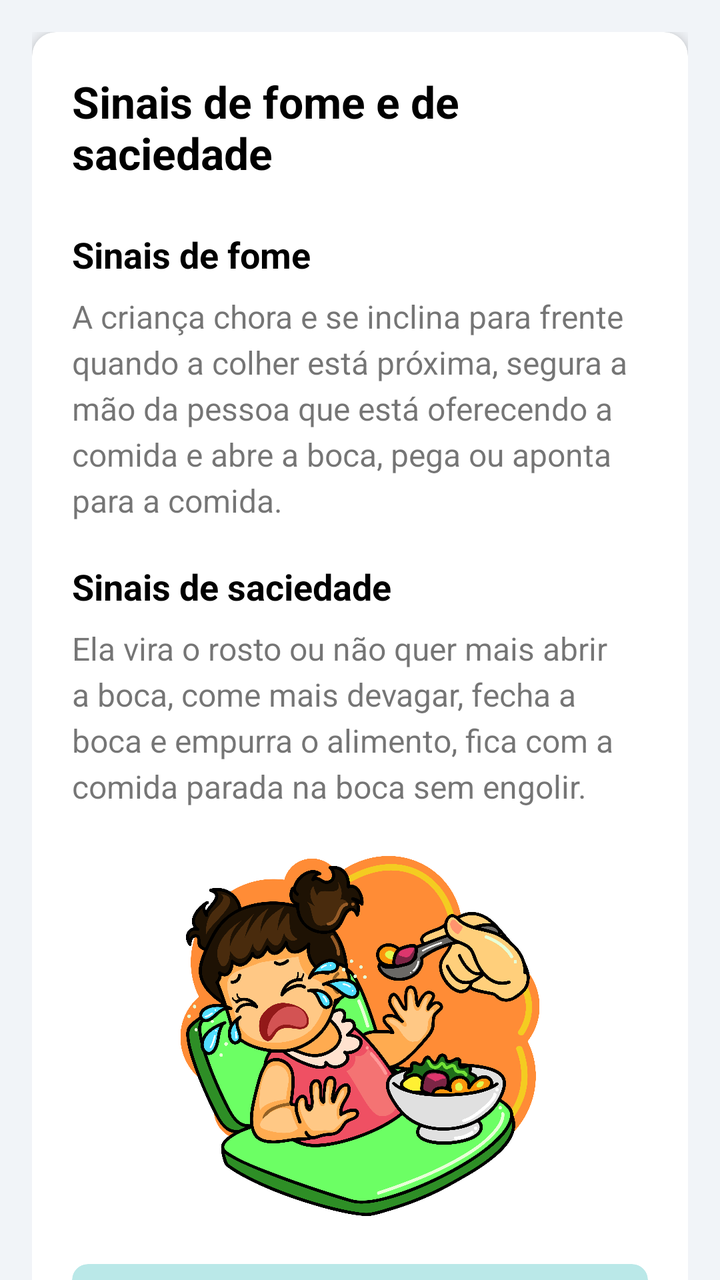
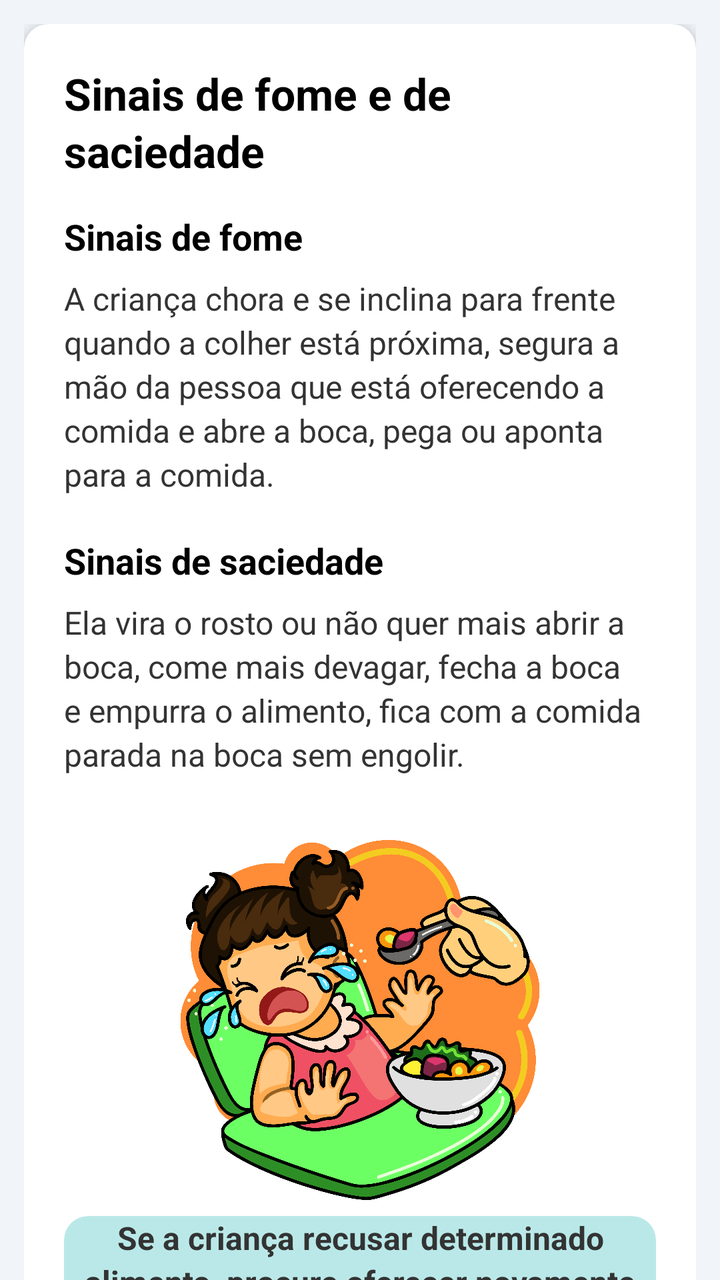

Compare the two renders of this Android layout. The source of the first and the diff that turns it into the second are given below.
<!-- AndroidManifest.xml: application theme Theme.NutrirAGente -->
<!-- res/layout/screen_sinais.xml -->
<?xml version="1.0" encoding="utf-8"?>
<androidx.coordinatorlayout.widget.CoordinatorLayout
    xmlns:android="http://schemas.android.com/apk/res/android"
    xmlns:app="http://schemas.android.com/apk/res-auto"
    xmlns:tools="http://schemas.android.com/tools"
    android:layout_width="match_parent"
    android:layout_height="match_parent"
    android:background="@color/gray">





    <androidx.core.widget.NestedScrollView
        android:layout_width="match_parent"
        android:layout_height="match_parent"
        app:layout_behavior="@string/appbar_scrolling_view_behavior">

        <LinearLayout
            android:layout_width="match_parent"
            android:layout_height="wrap_content"
            android:orientation="vertical"
            android:padding="16dp">

            <androidx.cardview.widget.CardView
                android:layout_width="match_parent"
                android:layout_height="wrap_content"
                android:layout_marginBottom="16dp"
                app:cardCornerRadius="12dp"
                app:cardElevation="4dp">

                <LinearLayout
                    android:layout_width="match_parent"
                    android:layout_height="wrap_content"
                    android:orientation="vertical"
                    android:padding="20dp">

                    <TextView
                        android:layout_width="wrap_content"
                        android:layout_height="wrap_content"
                        android:layout_marginBottom="24dp"
                        android:text="@string/fome_e_saciedade"
                        android:textColor="@android:color/black"
                        android:textSize="22sp"
                        android:textStyle="bold" />

                    <TextView
                        android:layout_width="wrap_content"
                        android:layout_height="wrap_content"
                        android:layout_marginBottom="8dp"
                        android:text="@string/sinais_de_fome"
                        android:textColor="@android:color/black"
                        android:textSize="18sp"
                        android:textStyle="bold" />

                    <TextView
                        android:layout_width="wrap_content"
                        android:layout_height="wrap_content"
                        android:layout_marginBottom="20dp"
                        android:lineSpacingExtra="4dp"
                        android:text="@string/dica_crianca_chora"
                        android:textSize="16sp" />

                    <TextView
                        android:layout_width="wrap_content"
                        android:layout_height="wrap_content"
                        android:layout_marginBottom="8dp"
                        android:text="@string/sinais_de_saciedade"
                        android:textColor="@android:color/black"
                        android:textSize="18sp"
                        android:textStyle="bold" />

                    <TextView
                        android:layout_width="wrap_content"
                        android:layout_height="wrap_content"
                        android:layout_marginBottom="24dp"
                        android:lineSpacingExtra="4dp"
                        android:text="@string/precaucao_vira_o_rosto"
                        android:textSize="16sp" />

                    <ImageView
                        android:layout_width="180dp"
                        android:layout_height="180dp"
                        android:layout_gravity="center_horizontal"
                        android:layout_marginBottom="24dp"
                        android:src="@drawable/bebe_chorando"
                        android:contentDescription="@string/ilustracao_bebe_chorando" />

                    <androidx.cardview.widget.CardView
                        android:layout_width="match_parent"
                        android:layout_height="wrap_content"
                        app:cardBackgroundColor="@color/warn_blue"
                        app:cardCornerRadius="8dp"
                        app:cardElevation="0dp">

                        <TextView
                            android:layout_width="match_parent"
                            android:layout_height="wrap_content"
                            android:gravity="center"
                            android:padding="16dp"
                            android:text="@string/dica_recusa_alimento"
                            android:textColor="@color/color_text_black"
                            android:textStyle="bold" />

                    </androidx.cardview.widget.CardView>
                </LinearLayout>

            </androidx.cardview.widget.CardView>

        </LinearLayout>
    </androidx.core.widget.NestedScrollView>

</androidx.coordinatorlayout.widget.CoordinatorLayout>
<!-- resources referenced by this layout -->
<resources>
  <!-- unchanged entries left out for length: 18 -->
</resources>

<!-- the commit's change to res/layout/screen_sinais.xml (unified diff, before → after) -->
@@ -2,109 +2,67 @@
 <androidx.coordinatorlayout.widget.CoordinatorLayout
     xmlns:android="http://schemas.android.com/apk/res/android"
     xmlns:app="http://schemas.android.com/apk/res-auto"
-    xmlns:tools="http://schemas.android.com/tools"
     android:layout_width="match_parent"
     android:layout_height="match_parent"
     android:background="@color/gray">
 
-
-
-
+    <com.google.android.material.appbar.AppBarLayout
+        android:layout_width="match_parent"
+        android:layout_height="wrap_content"
+        android:background="@color/blue_toolbar"
+        app:elevation="@dimen/appbar_elevation" />
 
     <androidx.core.widget.NestedScrollView
         android:layout_width="match_parent"
         android:layout_height="match_parent"
         app:layout_behavior="@string/appbar_scrolling_view_behavior">
 
-        <LinearLayout
-            android:layout_width="match_parent"
-            android:layout_height="wrap_content"
-            android:orientation="vertical"
-            android:padding="16dp">
+        <LinearLayout style="@style/LinearContainer">
 
-            <androidx.cardview.widget.CardView
-                android:layout_width="match_parent"
-                android:layout_height="wrap_content"
-                android:layout_marginBottom="16dp"
-                app:cardCornerRadius="12dp"
-                app:cardElevation="4dp">
+            <androidx.cardview.widget.CardView style="@style/CardNutrir">
 
-                <LinearLayout
-                    android:layout_width="match_parent"
-                    android:layout_height="wrap_content"
-                    android:orientation="vertical"
-                    android:padding="20dp">
+                <LinearLayout style="@style/CardContent">
 
                     <TextView
-                        android:layout_width="wrap_content"
-                        android:layout_height="wrap_content"
-                        android:layout_marginBottom="24dp"
-                        android:text="@string/fome_e_saciedade"
-                        android:textColor="@android:color/black"
-                        android:textSize="22sp"
-                        android:textStyle="bold" />
+                        style="@style/TextTitleLarge"
+                        android:text="@string/fome_e_saciedade" />
 
                     <TextView
-                        android:layout_width="wrap_content"
-                        android:layout_height="wrap_content"
-                        android:layout_marginBottom="8dp"
-                        android:text="@string/sinais_de_fome"
-                        android:textColor="@android:color/black"
-                        android:textSize="18sp"
-                        android:textStyle="bold" />
+                        style="@style/TextSection"
+                        android:text="@string/sinais_de_fome" />
 
                     <TextView
-                        android:layout_width="wrap_content"
-                        android:layout_height="wrap_content"
-                        android:layout_marginBottom="20dp"
-                        android:lineSpacingExtra="4dp"
-                        android:text="@string/dica_crianca_chora"
-                        android:textSize="16sp" />
+                        style="@style/TextBodyWrap"
+                        android:layout_marginBottom="@dimen/spacing_xl"
+                        android:text="@string/dica_crianca_chora" />
 
                     <TextView
-                        android:layout_width="wrap_content"
-                        android:layout_height="wrap_content"
-                        android:layout_marginBottom="8dp"
-                        android:text="@string/sinais_de_saciedade"
-                        android:textColor="@android:color/black"
-                        android:textSize="18sp"
-                        android:textStyle="bold" />
+                        style="@style/TextSection"
+                        android:text="@string/sinais_de_saciedade" />
 
                     <TextView
-                        android:layout_width="wrap_content"
-                        android:layout_height="wrap_content"
-                        android:layout_marginBottom="24dp"
-                        android:lineSpacingExtra="4dp"
-                        android:text="@string/precaucao_vira_o_rosto"
-                        android:textSize="16sp" />
+                        style="@style/TextBodyWrap"
+                        android:layout_marginBottom="@dimen/spacing_xxl"
+                        android:text="@string/precaucao_vira_o_rosto" />
 
                     <ImageView
-                        android:layout_width="180dp"
-                        android:layout_height="180dp"
-                        android:layout_gravity="center_horizontal"
-                        android:layout_marginBottom="24dp"
+                        style="@style/ImageCenter"
+                        android:layout_marginBottom="@dimen/spacing_xxl"
                         android:src="@drawable/bebe_chorando"
                         android:contentDescription="@string/ilustracao_bebe_chorando" />
 
                     <androidx.cardview.widget.CardView
-                        android:layout_width="match_parent"
-                        android:layout_height="wrap_content"
-                        app:cardBackgroundColor="@color/warn_blue"
-                        app:cardCornerRadius="8dp"
-                        app:cardElevation="0dp">
+                        style="@style/CalloutCard"
+                        app:cardBackgroundColor="@color/warn_blue">
 
                         <TextView
-                            android:layout_width="match_parent"
-                            android:layout_height="wrap_content"
-                            android:gravity="center"
-                            android:padding="16dp"
-                            android:text="@string/dica_recusa_alimento"
-                            android:textColor="@color/color_text_black"
-                            android:textStyle="bold" />
+                            style="@style/AlertTextBlue"
+                            android:textStyle="bold"
+                            android:text="@string/dica_recusa_alimento" />
 
                     </androidx.cardview.widget.CardView>
+
                 </LinearLayout>
-
             </androidx.cardview.widget.CardView>
 
         </LinearLayout>
<!-- resource entries referenced after the edit -->
@@ -1,5 +1,97 @@
 <!-- resources referenced by this layout -->
 <resources>
+  <dimen name="appbar_elevation">12dp</dimen>
+  <dimen name="spacing_xl">20dp</dimen>
+  <dimen name="spacing_xxl">24dp</dimen>
+  <style name="AlertTextBlue">
+          <item name="android:layout_width">match_parent</item>
+          <item name="android:layout_height">wrap_content</item>
+          <item name="android:gravity">center</item>
+          <item name="android:textColor">@color/color_text_black</item>
+          <item name="android:textSize">@dimen/text_size_md</item>
+          <item name="android:lineSpacingExtra">@dimen/line_spacing_sm</item>
+      </style>
+  <style name="CalloutCard">
+          <item name="android:layout_width">match_parent</item>
+          <item name="android:layout_height">wrap_content</item>
+          <item name="cardCornerRadius">@dimen/card_radius</item>
+          <item name="cardElevation">0dp</item>
+      </style>
+  <style name="CardContent">
+          <item name="android:layout_width">match_parent</item>
+          <item name="android:layout_height">wrap_content</item>
+          <item name="android:orientation">vertical</item>
+          <item name="android:padding">@dimen/padding_xl</item>
+      </style>
+  <style name="CardNutrir">
+          <item name="android:layout_width">match_parent</item>
+          <item name="android:layout_height">wrap_content</item>
+          <item name="android:layout_marginBottom">@dimen/card_margin_bottom</item>
+          <item name="cardCornerRadius">@dimen/card_radius</item>
+          <item name="cardElevation">@dimen/card_elevation</item>
+      </style>
+  <style name="ImageCenter">
+          <item name="android:layout_width">@dimen/image_size_md</item>
+          <item name="android:layout_height">@dimen/image_size_md</item>
+          <item name="android:layout_gravity">center_horizontal</item>
+          <item name="android:layout_marginVertical">@dimen/spacing_sm</item>
+      </style>
+  <style name="LinearContainer">
+          <item name="android:layout_width">match_parent</item>
+          <item name="android:layout_height">wrap_content</item>
+          <item name="android:orientation">vertical</item>
+          <item name="android:padding">@dimen/padding_md</item>
+      </style>
+  <style name="TextBodyWrap" parent="TextBody">
+          <item name="android:layout_width">wrap_content</item>
+      </style>
+  <style name="TextSection" parent="TextAppearance.Nutrir">
+          <item name="android:layout_width">wrap_content</item>
+          <item name="android:layout_height">wrap_content</item>
+          <item name="android:textSize">@dimen/text_size_lg</item>
+          <item name="android:textStyle">bold</item>
+          <item name="android:textColor">@color/text_bold</item>
+          <item name="android:layout_marginBottom">@dimen/spacing_sm</item>
+      </style>
+  <style name="TextTitleLarge" parent="TextTitle">
+          <item name="android:textSize">@dimen/text_size_xxl</item>
+          <item name="android:layout_marginBottom">@dimen/spacing_lg</item>
+      </style>
+  <dimen name="text_size_md">16sp</dimen>
+  <dimen name="line_spacing_sm">3dp</dimen>
+  <dimen name="card_radius">12dp</dimen>
+  <dimen name="padding_xl">20dp</dimen>
+  <dimen name="card_margin_bottom">16dp</dimen>
+  <dimen name="card_elevation">4dp</dimen>
+  <dimen name="image_size_md">180dp</dimen>
+  <dimen name="spacing_sm">8dp</dimen>
+  <dimen name="padding_md">12dp</dimen>
+  <style name="TextBody" parent="TextAppearance.Nutrir">
+          <item name="android:layout_width">match_parent</item>
+          <item name="android:layout_height">wrap_content</item>
+          <item name="android:textSize">@dimen/text_size_md</item>
+          <item name="android:lineSpacingExtra">@dimen/line_spacing_sm</item>
+          <item name="android:textColor">@color/color_text_black</item>
+      </style>
+  <style name="TextAppearance.Nutrir" parent="TextAppearance.AppCompat">
+          <item name="android:textColor">@color/text_primary</item>
+          <item name="android:lineSpacingExtra">@dimen/line_spacing_sm</item>
+      </style>
+  <dimen name="text_size_lg">18sp</dimen>
+  <color name="text_bold">#000000</color>
+  <style name="TextTitle" parent="TextAppearance.Nutrir">
+          <item name="android:layout_width">wrap_content</item>
+          <item name="android:layout_height">wrap_content</item>
+          <item name="android:textSize">@dimen/text_size_xl</item>
+          <item name="android:textStyle">bold</item>
+          <item name="android:textColor">@color/text_bold</item>
+          <item name="android:layout_marginBottom">@dimen/spacing_md</item>
+      </style>
+  <dimen name="text_size_xxl">22sp</dimen>
+  <dimen name="spacing_lg">16dp</dimen>
+  <color name="text_primary">#2B2B2B</color>
+  <dimen name="text_size_xl">20sp</dimen>
+  <dimen name="spacing_md">12dp</dimen>
   <!-- unchanged entries left out for length: 18 -->
 </resources>
 
